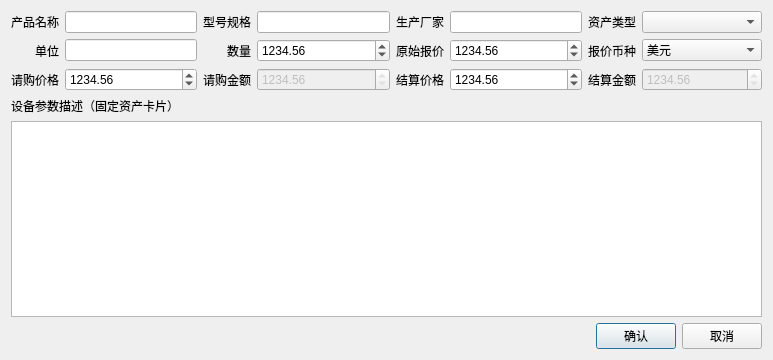
Old version of the form editor_template.ui in the repository earlideal/jiandan.
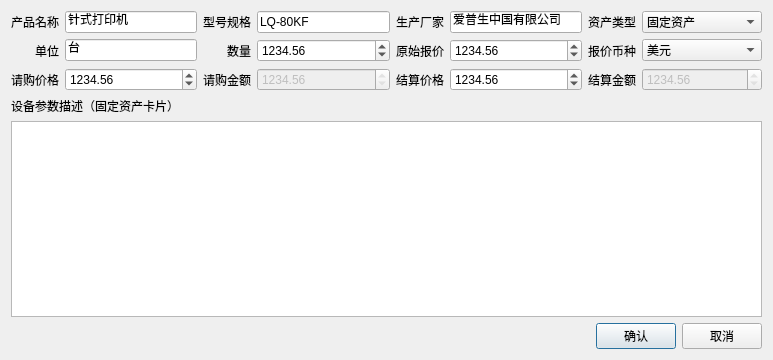
New version of the form.

Patch:
```diff
--- a/editor_template.ui
+++ b/editor_template.ui
@@ -24,6 +24,9 @@
          <height>0</height>
         </size>
        </property>
+       <property name="text">
+        <string>针式打印机</string>
+       </property>
       </widget>
      </item>
      <item row="0" column="3">
@@ -34,6 +37,9 @@
          <height>0</height>
         </size>
        </property>
+       <property name="text">
+        <string>LQ-80KF</string>
+       </property>
       </widget>
      </item>
      <item row="0" column="5">
@@ -44,6 +50,9 @@
          <height>0</height>
         </size>
        </property>
+       <property name="text">
+        <string>爱普生中国有限公司</string>
+       </property>
       </widget>
      </item>
      <item row="2" column="3">
@@ -166,6 +175,16 @@
          <height>0</height>
         </size>
        </property>
+       <item>
+        <property name="text">
+         <string>固定资产</string>
+        </property>
+       </item>
+       <item>
+        <property name="text">
+         <string>材料消耗品</string>
+        </property>
+       </item>
       </widget>
      </item>
      <item row="1" column="3">
@@ -192,6 +211,9 @@
          <height>0</height>
         </size>
        </property>
+       <property name="text">
+        <string>台</string>
+       </property>
       </widget>
      </item>
      <item row="0" column="0">
```
